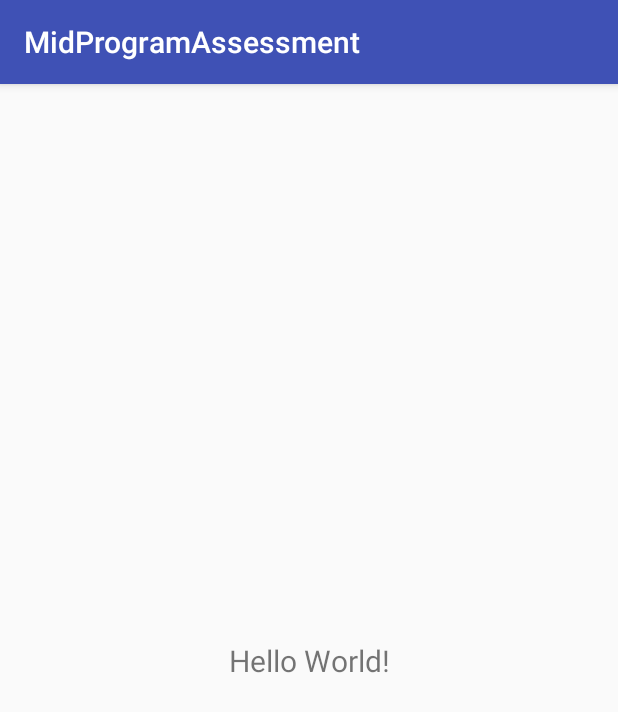
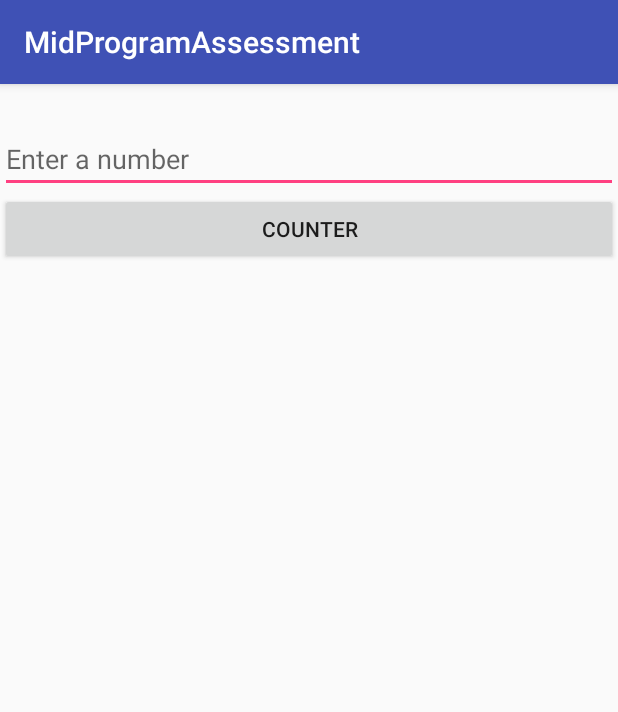
Before and after one commit to akrios25/MidProgramAssessment, an Android app: the screen it shows after launch (LoopActivity), on a phone screen of 412 x 824 dp. Shown: the top 712 px of the screen. Run offline under Robolectric (Android 15) with nearby library versions, the phone set to English and light mode, and no system bars.

Commit message:
added part01

```diff
--- a/app/src/main/AndroidManifest.xml
+++ b/app/src/main/AndroidManifest.xml
@@ -16,6 +16,7 @@
                 <category android:name="android.intent.category.LAUNCHER" />
             </intent-filter>
         </activity>
+        <activity android:name=".LoginActivity"></activity>
     </application>
 
 </manifest>
--- a/app/src/main/java/nyc/c4q/midprogramassessment/LoopActivity.java
+++ b/app/src/main/java/nyc/c4q/midprogramassessment/LoopActivity.java
@@ -1,13 +1,56 @@
 package nyc.c4q.midprogramassessment;
 
+import android.content.Intent;
 import android.support.v7.app.AppCompatActivity;
 import android.os.Bundle;
+import android.view.View;
+import android.widget.EditText;
+import android.widget.TextView;
+
+import java.util.ArrayList;
 
 public class LoopActivity extends AppCompatActivity {
+    public EditText userInput;
+    public TextView display;
+    public String userLimit;
+    private int num;
+
 
     @Override
     protected void onCreate(Bundle savedInstanceState) {
         super.onCreate(savedInstanceState);
         setContentView(R.layout.activity_loop);
+        userInput = (EditText) findViewById(R.id.edit_text);
+        display = (TextView) findViewById(R.id.text_view);
+    }
+    public void onButtonClick(View v) {
+        userLimit = userInput.getText().toString();
+        num = Integer.parseInt(userLimit);
+        Counter count = new Counter();
+        count.execute(num);
+    }
+    private class Counter extends android.os.AsyncTask<Integer, Integer, Integer> {
+        ArrayList<Integer> userInts = new ArrayList<>();
+        @Override
+        protected void onPreExecute() {
+            userInts.clear();
+        }
+        @Override
+        protected Integer doInBackground(Integer... values) {
+            for (int i = num; num <  100000; i++) {
+                publishProgress(i);
+            }
+            return userInts.size();
+        }
+        @Override
+        protected void onProgressUpdate(Integer... progress) {
+            display.setText("Loops completed " + num);
+        }
+        @Override
+        protected void onPostExecute(Integer result) {
+            display.setText("Loops completed " + num);
+            Intent logIntent = new Intent(LoopActivity.this, LoginActivity.class);
+            startActivity(logIntent);
+        }
     }
 }
--- a/app/src/main/res/layout/activity_loop.xml
+++ b/app/src/main/res/layout/activity_loop.xml
@@ -7,14 +7,34 @@
     android:layout_height="match_parent"
     tools:context="nyc.c4q.midprogramassessment.LoopActivity">
 
-    <TextView
-        android:layout_width="wrap_content"
-        android:layout_height="wrap_content"
-        android:text="Hello World!"
-        app:layout_constraintBottom_toBottomOf="parent"
-        app:layout_constraintLeft_toLeftOf="parent"
-        app:layout_constraintRight_toRightOf="parent"
-        app:layout_constraintTop_toTopOf="parent"
-        android:textSize="20sp"/>
+    <LinearLayout
+        android:layout_width="match_parent"
+        android:layout_height="0dp"
+        android:layout_weight="9"
+        android:orientation="vertical"
+        android:gravity="center">
+
+        <TextView
+            android:id="@+id/text_view"
+            android:layout_width="match_parent"
+            android:layout_height="wrap_content"
+            android:scrollbarAlwaysDrawVerticalTrack="true"
+            android:textSize="20sp"
+            />
+
+        <EditText
+            android:id="@+id/edit_text"
+            android:layout_width="match_parent"
+            android:layout_height="wrap_content"
+            android:hint="Enter a number"/>
+
+        <Button
+            android:id="@+id/button_view"
+            android:layout_width="match_parent"
+            android:layout_height="wrap_content"
+            android:text="counter"
+            android:onClick="onButtonClick"/>
+
+    </LinearLayout>
 
 </android.support.constraint.ConstraintLayout>
```
Also changed, not shown: app/src/main/java/nyc/c4q/midprogramassessment/LoginActivity.java (added, +13 -0 lines), app/src/main/res/layout/activity_login.xml (added, +9 -0 lines).
